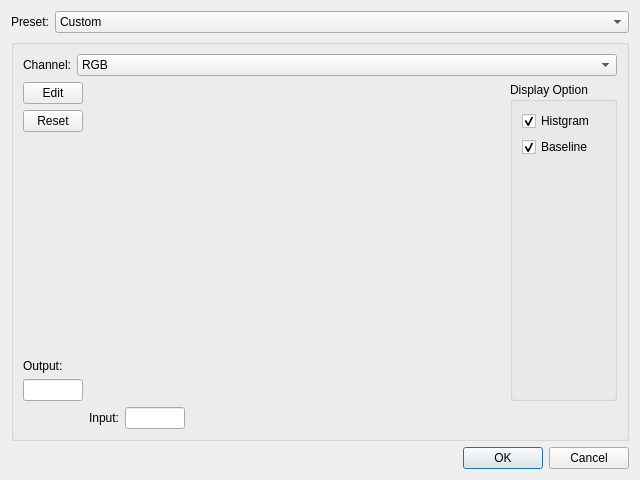
This is tonecurvedialog.ui in yazzy-yazzy/Serius as Qt 5 draws it before an edit. The edited form follows.
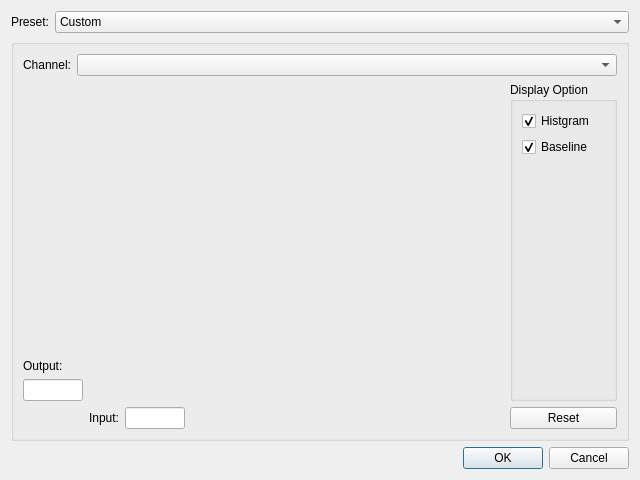
This is the edited form. Icons and pictures are not drawn. Custom widgets are drawn as their Qt base class.

The edit to the form file:
```diff
--- a/tonecurvedialog.ui
+++ b/tonecurvedialog.ui
@@ -82,26 +82,6 @@
             <verstretch>0</verstretch>
            </sizepolicy>
           </property>
-          <item>
-           <property name="text">
-            <string>RGB</string>
-           </property>
-          </item>
-          <item>
-           <property name="text">
-            <string>Red</string>
-           </property>
-          </item>
-          <item>
-           <property name="text">
-            <string>Green</string>
-           </property>
-          </item>
-          <item>
-           <property name="text">
-            <string>Blue</string>
-           </property>
-          </item>
          </widget>
         </item>
        </layout>
@@ -152,35 +132,6 @@
           </property>
          </widget>
         </item>
-        <item row="0" column="1">
-         <widget class="QPushButton" name="editButton">
-          <property name="maximumSize">
-           <size>
-            <width>60</width>
-            <height>16777215</height>
-           </size>
-          </property>
-          <property name="text">
-           <string>Edit</string>
-          </property>
-          <property name="checkable">
-           <bool>true</bool>
-          </property>
-         </widget>
-        </item>
-        <item row="1" column="1">
-         <widget class="QPushButton" name="resetButton">
-          <property name="maximumSize">
-           <size>
-            <width>60</width>
-            <height>16777215</height>
-           </size>
-          </property>
-          <property name="text">
-           <string>Reset</string>
-          </property>
-         </widget>
-        </item>
         <item row="0" column="4" rowspan="4">
          <widget class="QGroupBox" name="displayGroupBox">
           <property name="sizePolicy">
@@ -300,6 +251,19 @@
           </property>
          </widget>
         </item>
+        <item row="6" column="4">
+         <widget class="QPushButton" name="resetButton">
+          <property name="sizePolicy">
+           <sizepolicy hsizetype="Preferred" vsizetype="Fixed">
+            <horstretch>0</horstretch>
+            <verstretch>0</verstretch>
+           </sizepolicy>
+          </property>
+          <property name="text">
+           <string>Reset</string>
+          </property>
+         </widget>
+        </item>
        </layout>
       </item>
      </layout>
```
